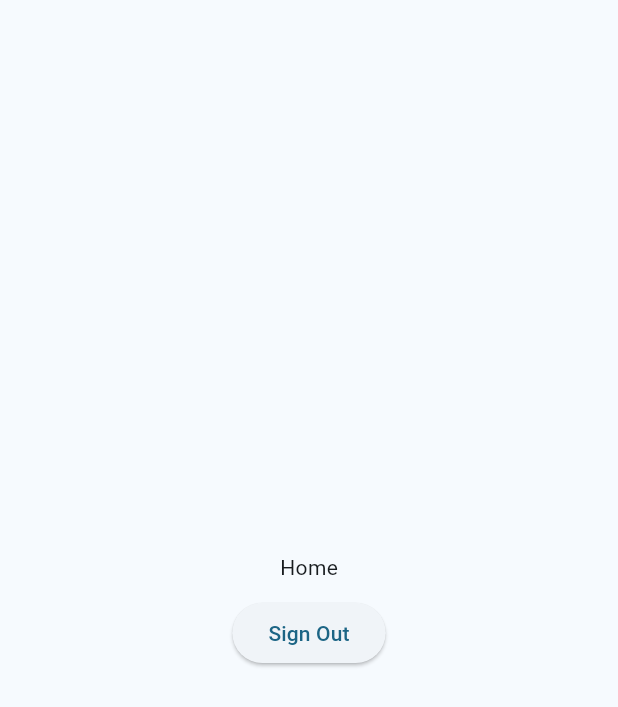
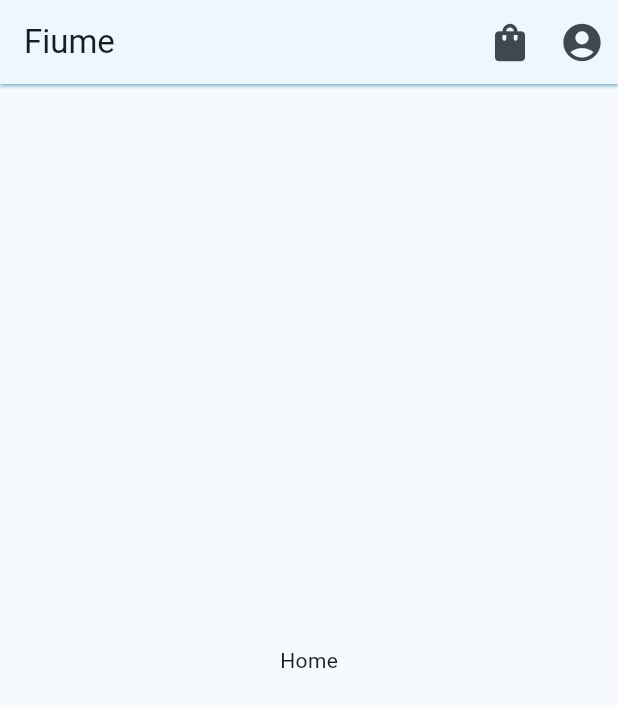
Before and after one commit to fiume-app/fiume, a Flutter app: the Home screen opened by its route, on a phone screen of 412 x 824 dp. Shown: the top 707 px of the screen. Run offline on Flutter 3.47's test engine with Material 2 defaults, Android fonts, the phone set to English and light mode, and no system bars; our stand-ins replace email_validator, firebase_auth, firebase_core, flutter_native_splash, flutter_svg, go_router and 1 more; accounts and stored records are empty.

Commit message:
home screen updated

```diff
--- a/lib/screens/home.dart
+++ b/lib/screens/home.dart
@@ -1,5 +1,6 @@
 import 'package:fiume/providers/user.dart';
 import 'package:flutter/material.dart';
+import 'package:go_router/go_router.dart';
 import 'package:hooks_riverpod/hooks_riverpod.dart';
 
 class Home extends ConsumerWidget {
@@ -10,20 +11,27 @@ class Home extends ConsumerWidget {
   @override
   Widget build(BuildContext context, WidgetRef ref) {
     return Scaffold(
-      appBar: null,
+      appBar: AppBar(
+        title: Text('Fiume'),
+        actions: [
+          IconButton(
+            icon: Icon(Icons.shopping_bag, size: 30),
+            onPressed: () {},
+          ),
+          IconButton(
+            icon: Icon(Icons.account_circle, size: 30),
+            onPressed: () {
+              context.push("/profile");
+            },
+          ),
+        ],
+      ),
       body: Center(
         child: Column(
           mainAxisAlignment: MainAxisAlignment.center,
           crossAxisAlignment: CrossAxisAlignment.center,
           children: [
             Text('Home'),
-            Padding(
-              padding: EdgeInsets.all(10),
-              child: ElevatedButton(
-                child: Text('Sign Out'),
-                onPressed: () => ref.read(userProvider.notifier).signout(),
-              ),
-            ),
           ],
         ),
       ),
```
